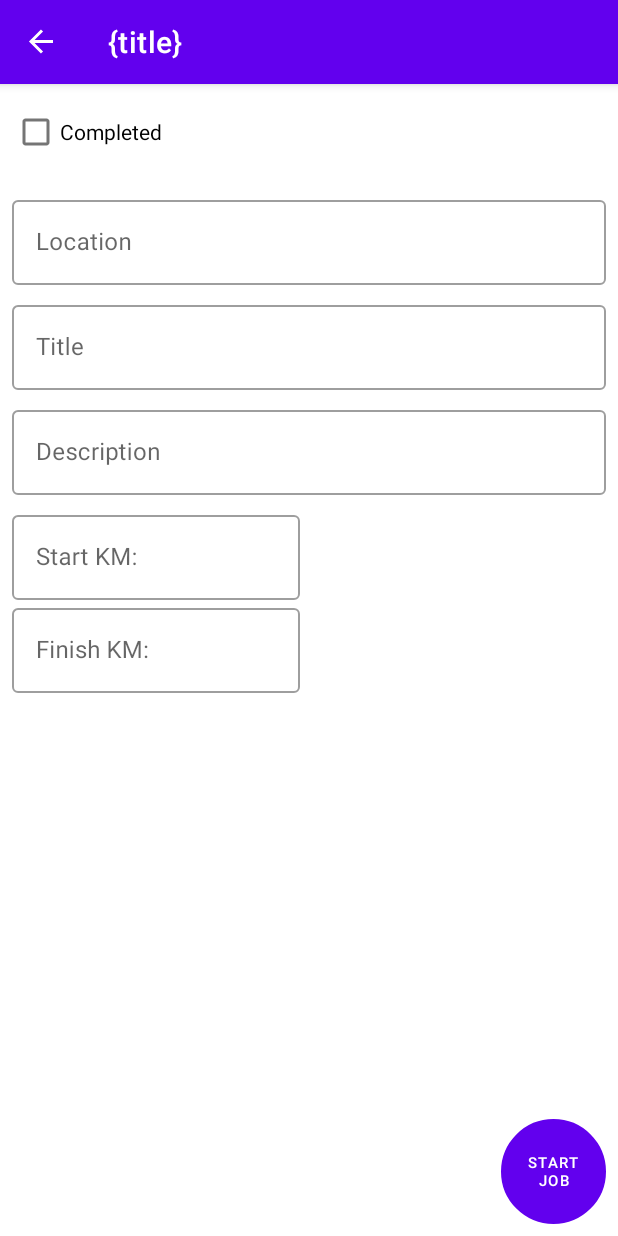
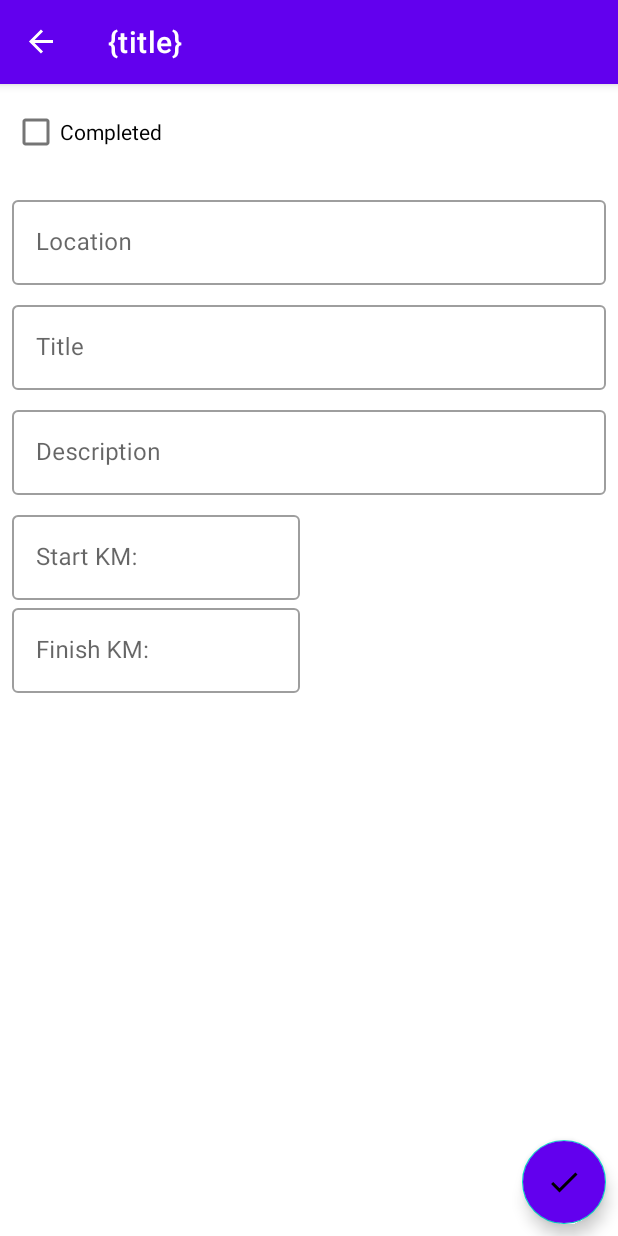
Before and after one commit to DurbinDevs/Tradie-Diary, an Android app: the AddEditJobFragment screen opened through its navigation route, on a phone screen of 412 x 824 dp. Run offline under Robolectric (Android 15) with nearby library versions, the phone set to English and light mode, and no system bars; our stand-ins replace Dagger/Hilt's generated code, navigation-ui; libraries missing offline, so code that uses them is left out: androidx.hilt.lifecycle; 2 statements that could not run were skipped.

Commit message:
fixed some bugs and changed textinput layouts

```diff
--- a/app/src/main/java/com/durbindevs/tradiediary/adapter/JobAdapter.kt
+++ b/app/src/main/java/com/durbindevs/tradiediary/adapter/JobAdapter.kt
@@ -86,7 +86,6 @@ class JobAdapter(
             }
             if (newJobList.isCompleted) {
                 ivIsCompleted.setColorFilter(context.getColor(R.color.green))
-                ivClear.isVisible = false
                 ivDone.isVisible = true
 
             }
--- a/app/src/main/java/com/durbindevs/tradiediary/ui/fragments/AddEditJobFragment.kt
+++ b/app/src/main/java/com/durbindevs/tradiediary/ui/fragments/AddEditJobFragment.kt
@@ -1,5 +1,6 @@
 package com.durbindevs.tradiediary.ui.fragments
 
+import android.annotation.SuppressLint
 import android.os.Bundle
 import android.view.LayoutInflater
 import android.view.View
@@ -43,6 +44,7 @@ class AddEditJobFragment : Fragment() {
         return binding.root
     }
 
+
     override fun onViewCreated(view: View, savedInstanceState: Bundle?) {
         super.onViewCreated(view, savedInstanceState)
 
@@ -52,6 +54,7 @@ class AddEditJobFragment : Fragment() {
             etJobDescription.setText(addEditViewModel.jobDescription)
             etStartKm.setText(addEditViewModel.jobStartKm.toString())
             etFinishKm.setText(addEditViewModel.jobFinishKm.toString())
+
 
 
             etTitle.addTextChangedListener {
--- a/app/src/main/java/com/durbindevs/tradiediary/ui/fragments/JobListFragment.kt
+++ b/app/src/main/java/com/durbindevs/tradiediary/ui/fragments/JobListFragment.kt
@@ -83,6 +83,7 @@ class JobListFragment: Fragment(), JobAdapter.OnItemClickListener {
                     is MainViewModel.TaskEvent.NavigateToAddJobScreen -> {
                         val action = JobListFragmentDirections.actionJobListFragmentToEditJobFragment(null, "Add Job")
                         findNavController().navigate(action)
+
                     }
                     is MainViewModel.TaskEvent.NavigateToEditTaskScreen -> {
                         val action = JobListFragmentDirections.actionJobListFragmentToEditJobFragment(event.job, "Edit Job")
--- a/app/src/main/res/layout/add_edit_job_fragment.xml
+++ b/app/src/main/res/layout/add_edit_job_fragment.xml
@@ -1,14 +1,14 @@
 <?xml version="1.0" encoding="utf-8"?>
 
 <ScrollView xmlns:android="http://schemas.android.com/apk/res/android"
+    xmlns:app="http://schemas.android.com/apk/res-auto"
+    xmlns:tools="http://schemas.android.com/tools"
     android:id="@+id/scrollView"
     android:layout_width="match_parent"
     android:layout_height="match_parent"
     android:fillViewport="true">
 
-<androidx.constraintlayout.widget.ConstraintLayout xmlns:android="http://schemas.android.com/apk/res/android"
-    xmlns:app="http://schemas.android.com/apk/res-auto"
-    xmlns:tools="http://schemas.android.com/tools"
+    <androidx.constraintlayout.widget.ConstraintLayout
         android:layout_width="match_parent"
         android:layout_height="match_parent"
         tools:context="ui.fragments.AddEditJobFragment">
@@ -122,10 +122,10 @@
             style="@style/Widget.MaterialComponents.TextInputLayout.OutlinedBox"
             android:layout_width="0dp"
             android:layout_height="wrap_content"
-android:paddingBottom="10dp"
             android:layout_marginBottom="8dp"
             android:hint="@string/finish_km"
             android:inputType="text"
+            android:paddingBottom="10dp"
             app:layout_constraintEnd_toStartOf="@+id/guideline2"
             app:layout_constraintStart_toStartOf="@+id/startKmInputLayout"
             app:layout_constraintTop_toBottomOf="@+id/startKmInputLayout">
@@ -139,17 +139,6 @@ android:paddingBottom="10dp"
 
         </com.google.android.material.textfield.TextInputLayout>
 
-    <Button
-        android:id="@+id/btStartJob"
-        android:layout_width="70dp"
-        android:layout_height="70dp"
-        android:layout_marginEnd="8dp"
-        android:layout_marginBottom="8dp"
-        android:background="@drawable/circle_shape"
-        android:text="@string/start_job"
-        android:textSize="10sp"
-        app:layout_constraintBottom_toBottomOf="parent"
-        app:layout_constraintEnd_toEndOf="parent" />
 
         <androidx.constraintlayout.widget.Guideline
             android:id="@+id/guideline2"
@@ -158,6 +147,18 @@ android:paddingBottom="10dp"
             android:orientation="vertical"
             app:layout_constraintGuide_begin="200dp" />
 
+        <com.google.android.material.floatingactionbutton.FloatingActionButton
+            android:id="@+id/btStartJob"
+            android:layout_width="wrap_content"
+            android:layout_height="wrap_content"
+            android:layout_margin="8dp"
+            android:backgroundTint="@color/purple_500"
+            android:clickable="true"
+            android:src="@drawable/ic_done"
+            app:layout_constraintBottom_toBottomOf="parent"
+            app:layout_constraintEnd_toEndOf="parent" />
+
+
     </androidx.constraintlayout.widget.ConstraintLayout>
 
 </ScrollView>
--- a/app/src/main/res/values-night/themes.xml
+++ b/app/src/main/res/values-night/themes.xml
@@ -4,11 +4,12 @@
         <!-- Primary brand color. -->
         <item name="colorPrimary">@color/purple_200</item>
         <item name="colorPrimaryVariant">@color/purple_700</item>
-        <item name="colorOnPrimary">@color/black</item>
+        <item name="colorOnPrimary">@color/white</item>
         <!-- Secondary brand color. -->
         <item name="colorSecondary">@color/teal_200</item>
         <item name="colorSecondaryVariant">@color/teal_200</item>
         <item name="colorOnSecondary">@color/black</item>
+        <item name="android:textColor">@color/white</item>
         <!-- Status bar color. -->
         <item name="android:statusBarColor" tools:targetApi="l">?attr/colorPrimaryVariant</item>
         <!-- Customize your theme here. -->
--- a/app/src/main/res/values/strings.xml
+++ b/app/src/main/res/values/strings.xml
@@ -9,4 +9,5 @@
     <string name="start_job">Start Job</string>
     <string name="completed">Completed</string>
     <string name="description">Description</string>
+    <string name="plus">+</string>
 </resources>
--- a/app/src/main/res/values/themes.xml
+++ b/app/src/main/res/values/themes.xml
@@ -9,6 +9,7 @@
         <item name="colorSecondary">@color/teal_200</item>
         <item name="colorSecondaryVariant">@color/teal_700</item>
         <item name="colorOnSecondary">@color/black</item>
+        <item name="android:textColor">@color/black</item>
         <!-- Status bar color. -->
         <item name="android:statusBarColor" tools:targetApi="l">?attr/colorPrimaryVariant</item>
         <!-- Customize your theme here. -->
```
Also changed, not shown: app/src/main/res/drawable/ic_add.xml (added, +10 -0 lines), app/src/main/res/layout/job_list_fragment.xml (+6 -9 lines), app/src/main/res/layout/job_row.xml (+4 -12 lines). Lines whose indentation alone changed are shown as unchanged.
